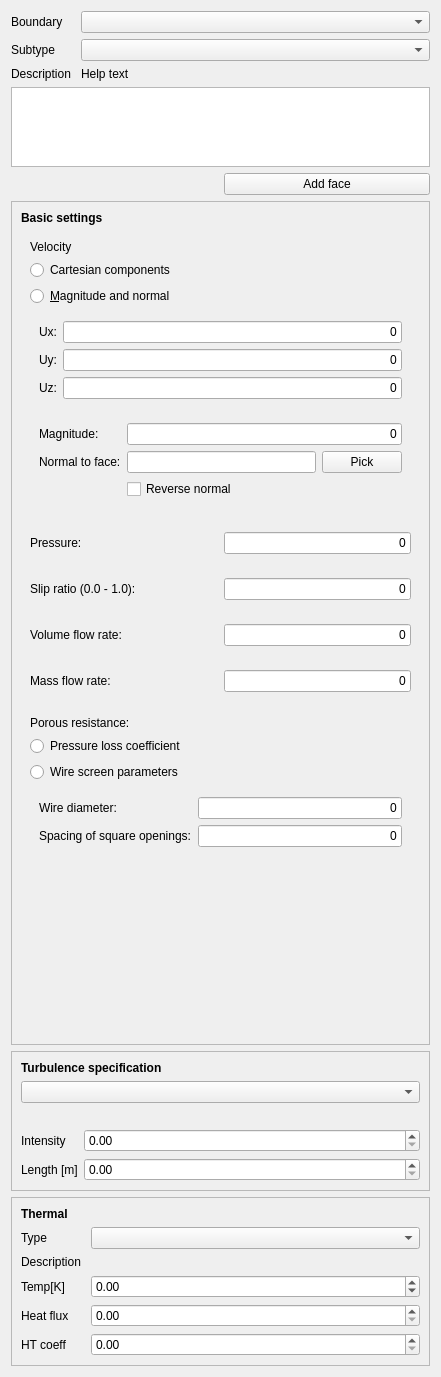
jaheyns/CfdOF, file TaskPanelCfdFluidBoundary.ui: the form before one commit.
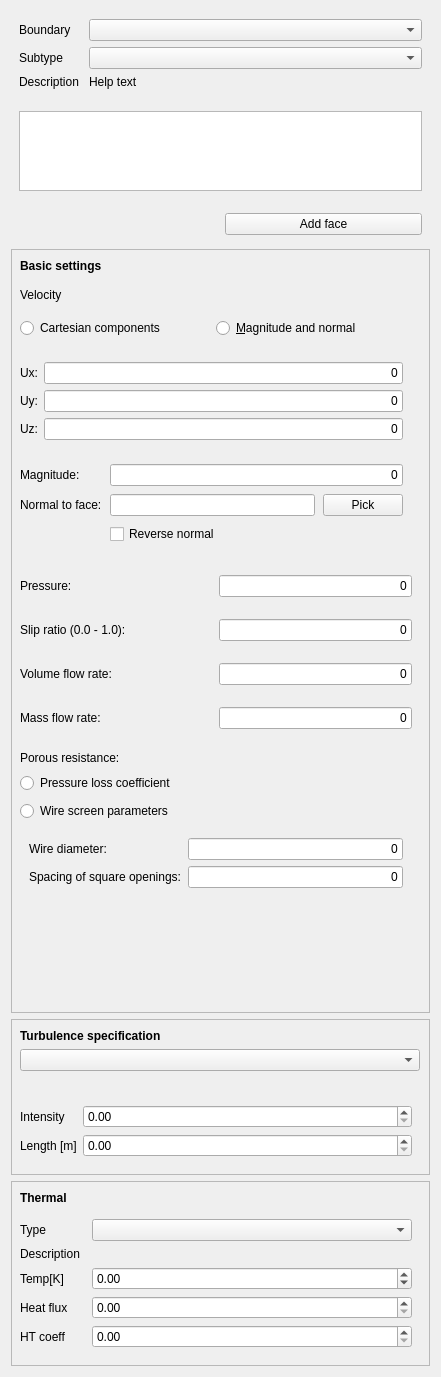
The form after the commit. Custom widgets are drawn as their Qt base class.

Commit message: CFD: Updated ui margins

Patch:
```diff
--- a/TaskPanelCfdFluidBoundary.ui
+++ b/TaskPanelCfdFluidBoundary.ui
@@ -16,6 +16,9 @@
   <layout class="QVBoxLayout" name="verticalLayout">
    <item>
     <layout class="QFormLayout" name="layoutBoundaryType">
+     <property name="margin">
+      <number>8</number>
+     </property>
      <item row="0" column="0">
       <widget class="QLabel" name="labelBoundaryType">
        <property name="sizePolicy">
@@ -85,6 +88,11 @@
     </layout>
    </item>
    <item>
+    <layout class="QGridLayout" name="gridLayout_2">
+     <property name="margin">
+      <number>8</number>
+     </property>
+     <item row="0" column="0">
     <widget class="QListWidget" name="listReferences">
      <property name="sizePolicy">
       <sizepolicy hsizetype="Expanding" vsizetype="Fixed">
@@ -106,8 +114,16 @@
      </property>
     </widget>
    </item>
+    </layout>
+   </item>
    <item>
     <layout class="QHBoxLayout" name="layoutDirButton">
+     <property name="spacing">
+      <number>8</number>
+     </property>
+     <property name="margin">
+      <number>8</number>
+     </property>
      <item>
       <widget class="QLabel" name="labelHelpText">
        <property name="font">
@@ -142,6 +158,9 @@
       <enum>QFrame::Raised</enum>
      </property>
      <layout class="QVBoxLayout" name="layoutBasicPanel">
+      <property name="leftMargin">
+       <number>8</number>
+      </property>
       <item>
        <widget class="QLabel" name="labelBasicPanel">
         <property name="font">
@@ -169,6 +188,12 @@
            <enum>QFrame::Raised</enum>
           </property>
           <layout class="QVBoxLayout" name="layoutVelocity">
+           <property name="spacing">
+            <number>8</number>
+           </property>
+           <property name="leftMargin">
+            <number>0</number>
+           </property>
            <item>
             <widget class="QLabel" name="label_velocity">
              <property name="text">
@@ -177,19 +202,35 @@
             </widget>
            </item>
            <item>
+            <layout class="QGridLayout" name="gridLayout">
+             <property name="topMargin">
+              <number>8</number>
+             </property>
+             <property name="rightMargin">
+              <number>8</number>
+             </property>
+             <property name="bottomMargin">
+              <number>8</number>
+             </property>
+             <property name="spacing">
+              <number>8</number>
+             </property>
+             <item row="0" column="0">
             <widget class="QRadioButton" name="radioButtonCart">
              <property name="text">
               <string>Cartesian components</string>
              </property>
             </widget>
            </item>
-           <item>
+             <item row="0" column="1">
             <widget class="QRadioButton" name="radioButtonMagNormal">
              <property name="text">
               <string>&amp;Magnitude and normal</string>
              </property>
             </widget>
            </item>
+            </layout>
+           </item>
            <item>
             <widget class="QFrame" name="frameCart">
              <property name="frameShape">
@@ -199,6 +240,18 @@
               <enum>QFrame::Raised</enum>
              </property>
              <layout class="QFormLayout" name="layoutCart">
+              <property name="leftMargin">
+               <number>0</number>
+              </property>
+              <property name="topMargin">
+               <number>8</number>
+              </property>
+              <property name="rightMargin">
+               <number>8</number>
+              </property>
+              <property name="bottomMargin">
+               <number>8</number>
+              </property>
               <item row="0" column="0">
                <widget class="QLabel" name="label_Ux">
                 <property name="text">
@@ -334,6 +387,24 @@
               <enum>QFrame::Raised</enum>
              </property>
              <layout class="QFormLayout" name="layoutMagNormal">
+              <property name="horizontalSpacing">
+               <number>8</number>
+              </property>
+              <property name="verticalSpacing">
+               <number>8</number>
+              </property>
+              <property name="leftMargin">
+               <number>0</number>
+              </property>
+              <property name="topMargin">
+               <number>8</number>
+              </property>
+              <property name="rightMargin">
+               <number>8</number>
+              </property>
+              <property name="bottomMargin">
+               <number>8</number>
+              </property>
               <item row="0" column="0">
                <widget class="QLabel" name="label_2">
                 <property name="text">
@@ -452,6 +523,18 @@
            <enum>QFrame::Raised</enum>
           </property>
           <layout class="QHBoxLayout" name="horzLayout_2">
+           <property name="leftMargin">
+            <number>0</number>
+           </property>
+           <property name="topMargin">
+            <number>8</number>
+           </property>
+           <property name="rightMargin">
+            <number>8</number>
+           </property>
+           <property name="bottomMargin">
+            <number>8</number>
+           </property>
            <item>
             <widget class="QLabel" name="label_5">
              <property name="text">
@@ -505,6 +588,18 @@
            <enum>QFrame::Raised</enum>
           </property>
           <layout class="QHBoxLayout" name="horzLayout_3">
+           <property name="leftMargin">
+            <number>0</number>
+           </property>
+           <property name="topMargin">
+            <number>8</number>
+           </property>
+           <property name="rightMargin">
+            <number>8</number>
+           </property>
+           <property name="bottomMargin">
+            <number>8</number>
+           </property>
            <item>
             <widget class="QLabel" name="label_4">
              <property name="text">
@@ -564,6 +659,18 @@
            <enum>QFrame::Raised</enum>
           </property>
           <layout class="QHBoxLayout" name="horzLayout_4">
+           <property name="leftMargin">
+            <number>0</number>
+           </property>
+           <property name="topMargin">
+            <number>8</number>
+           </property>
+           <property name="rightMargin">
+            <number>8</number>
+           </property>
+           <property name="bottomMargin">
+            <number>8</number>
+           </property>
            <item>
             <widget class="QLabel" name="label_4">
              <property name="text">
@@ -617,6 +724,18 @@
            <enum>QFrame::Raised</enum>
           </property>
           <layout class="QHBoxLayout" name="horzLayout_5">
+           <property name="leftMargin">
+            <number>0</number>
+           </property>
+           <property name="topMargin">
+            <number>8</number>
+           </property>
+           <property name="rightMargin">
+            <number>8</number>
+           </property>
+           <property name="bottomMargin">
+            <number>8</number>
+           </property>
            <item>
             <widget class="QLabel" name="label_4">
              <property name="text">
@@ -670,6 +789,21 @@
            <enum>QFrame::Raised</enum>
           </property>
           <layout class="QVBoxLayout" name="porousLayout">
+           <property name="spacing">
+            <number>8</number>
+           </property>
+           <property name="leftMargin">
+            <number>0</number>
+           </property>
+           <property name="topMargin">
+            <number>8</number>
+           </property>
+           <property name="rightMargin">
+            <number>8</number>
+           </property>
+           <property name="bottomMargin">
+            <number>8</number>
+           </property>
            <item>
             <widget class="QLabel" name="label_3">
              <property name="text">
@@ -864,6 +998,9 @@
       <enum>QFrame::Raised</enum>
      </property>
      <layout class="QVBoxLayout" name="verticalLayout_2">
+      <property name="leftMargin">
+       <number>8</number>
+      </property>
       <item>
        <widget class="QLabel" name="labelTurbulenceSpecification">
         <property name="font">
@@ -905,6 +1042,15 @@
       </item>
       <item>
        <layout class="QFormLayout" name="layoutTurbulenceValues">
+        <property name="topMargin">
+         <number>8</number>
+        </property>
+        <property name="rightMargin">
+         <number>8</number>
+        </property>
+        <property name="bottomMargin">
+         <number>8</number>
+        </property>
         <item row="0" column="0">
          <widget class="QLabel" name="labelTurbulentIntensityValue">
           <property name="text">
@@ -965,6 +1111,9 @@
       <enum>QFrame::Raised</enum>
      </property>
      <layout class="QVBoxLayout" name="verticalLayout_5">
+      <property name="leftMargin">
+       <number>8</number>
+      </property>
       <item>
        <widget class="QLabel" name="label_thermal">
         <property name="font">
@@ -986,6 +1135,21 @@
         <property name="fieldGrowthPolicy">
          <enum>QFormLayout::AllNonFixedFieldsGrow</enum>
         </property>
+        <property name="horizontalSpacing">
+         <number>8</number>
+        </property>
+        <property name="verticalSpacing">
+         <number>6</number>
+        </property>
+        <property name="topMargin">
+         <number>8</number>
+        </property>
+        <property name="rightMargin">
+         <number>8</number>
+        </property>
+        <property name="bottomMargin">
+         <number>8</number>
+        </property>
         <item row="0" column="0">
          <widget class="QLabel" name="labelThermalBoundaryType">
           <property name="text">
```
Lines whose indentation alone changed are shown as unchanged. The commit also changes 2 other files.
